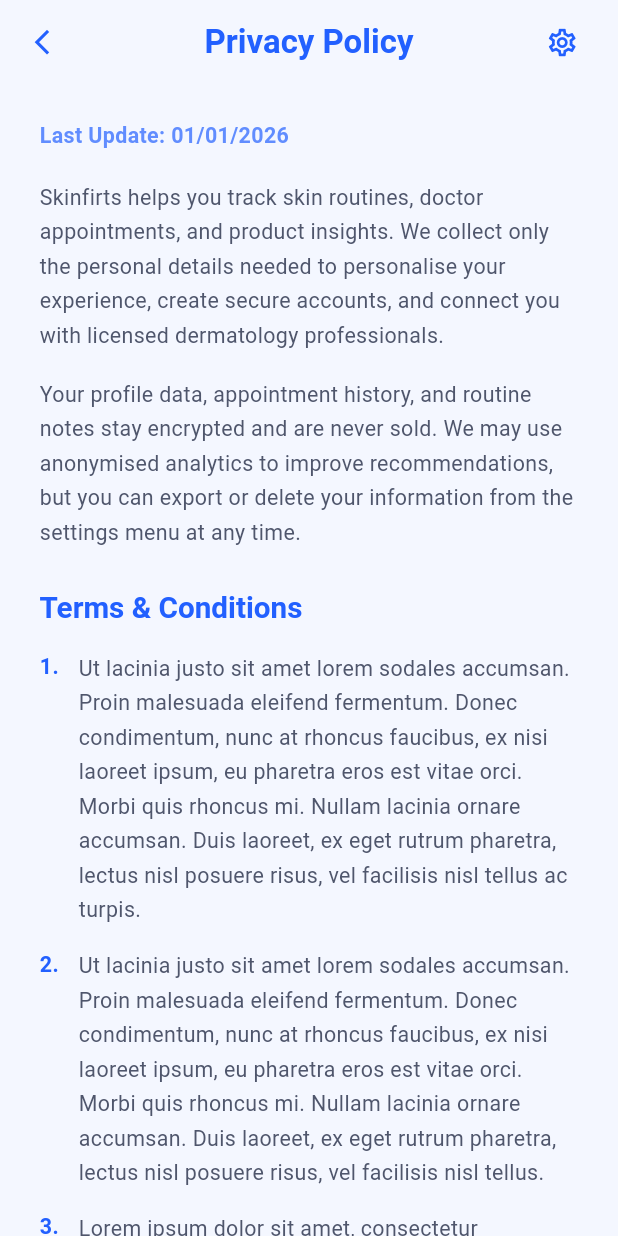
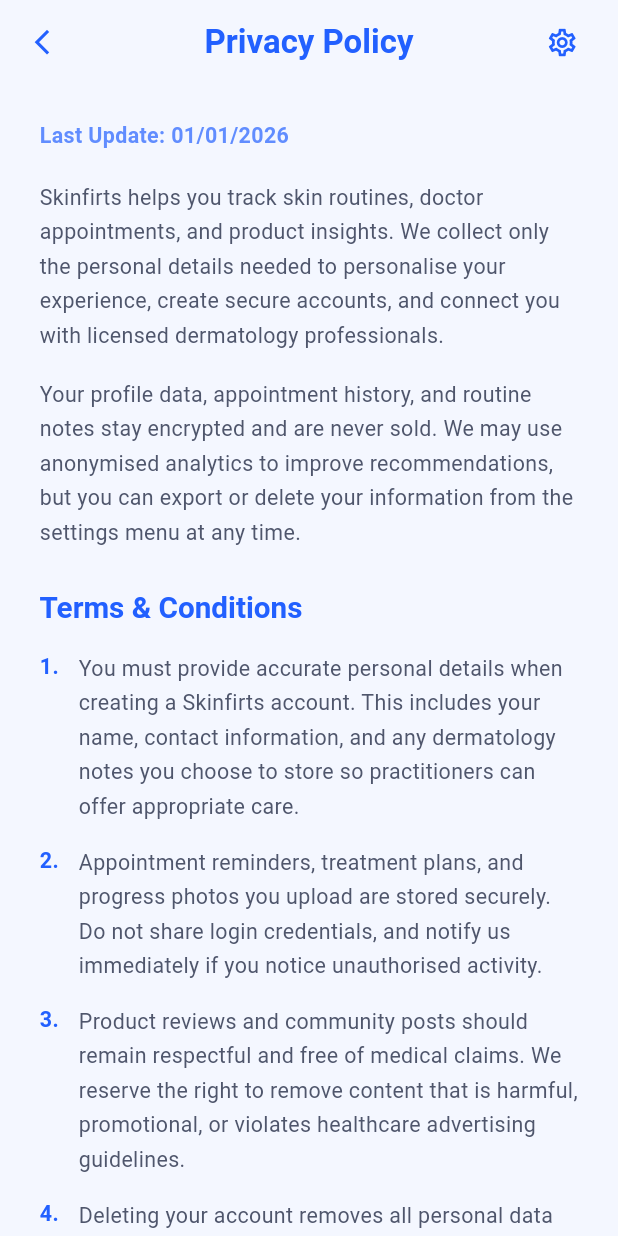
Before and after one commit to iKiks/skinfirts, a Flutter app: the PrivacyPolicyScreen screen opened directly, on a phone screen of 412 x 824 dp. Run offline on Flutter 3.47's test engine with Material 3 defaults, Android fonts, the phone set to English and light mode, and no system bars.

```diff
--- a/lib/features/profile/presentation/privacy_policy_screen.dart
+++ b/lib/features/profile/presentation/privacy_policy_screen.dart
@@ -11,10 +11,10 @@
   ];
 
   static const _terms = [
-    'Ut lacinia justo sit amet lorem sodales accumsan. Proin malesuada eleifend fermentum. Donec condimentum, nunc at rhoncus faucibus, ex nisi laoreet ipsum, eu pharetra eros est vitae orci. Morbi quis rhoncus mi. Nullam lacinia ornare accumsan. Duis laoreet, ex eget rutrum pharetra, lectus nisl posuere risus, vel facilisis nisl tellus ac turpis.',
-    'Ut lacinia justo sit amet lorem sodales accumsan. Proin malesuada eleifend fermentum. Donec condimentum, nunc at rhoncus faucibus, ex nisi laoreet ipsum, eu pharetra eros est vitae orci. Morbi quis rhoncus mi. Nullam lacinia ornare accumsan. Duis laoreet, ex eget rutrum pharetra, lectus nisl posuere risus, vel facilisis nisl tellus.',
-    'Lorem ipsum dolor sit amet, consectetur adipiscing elit. Praesent pellentesque congue lorem, vel tincidunt tortor placerat a. Proin ac diam quam. Aenean in sagittis magna, ut feugiat diam.',
-    'Nunc auctor tortor in dolor luctus, quis euismod urna tincidunt. Aenean arcu metus, bibendum at rhoncus at, volutpat et lacus. Morbi pellentesque malesuada eros semper ultrices. Vestibulum lobortis enim vel neque auctor, a ultrices ex placerat. Mauris ut lacinia justo, sed suscipit tortor. Nam egestas nulla posuere neque tincidunt porta.',
+    'You must provide accurate personal details when creating a Skinfirts account. This includes your name, contact information, and any dermatology notes you choose to store so practitioners can offer appropriate care.',
+    'Appointment reminders, treatment plans, and progress photos you upload are stored securely. Do not share login credentials, and notify us immediately if you notice unauthorised activity.',
+    'Product reviews and community posts should remain respectful and free of medical claims. We reserve the right to remove content that is harmful, promotional, or violates healthcare advertising guidelines.',
+    'Deleting your account removes all personal data from our active systems within 30 days. We may retain anonymised analytics to improve services, but they cannot be linked back to you.',
   ];
 
   @override
```
